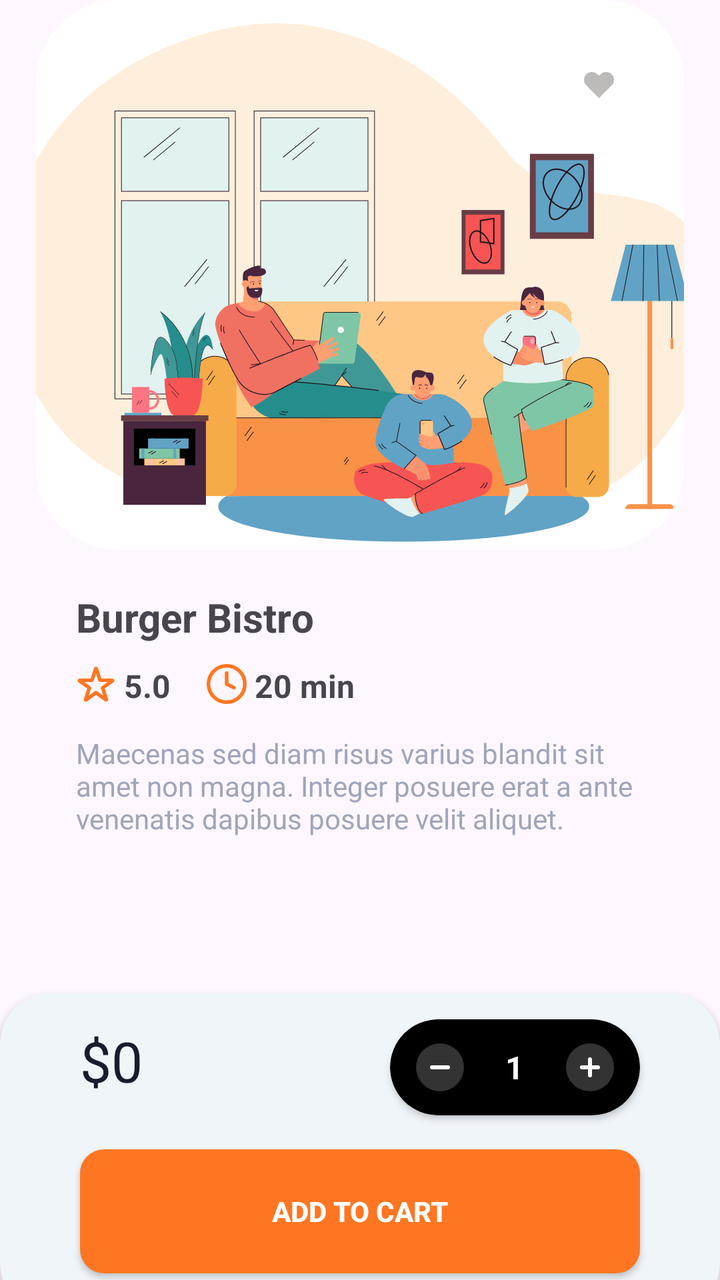
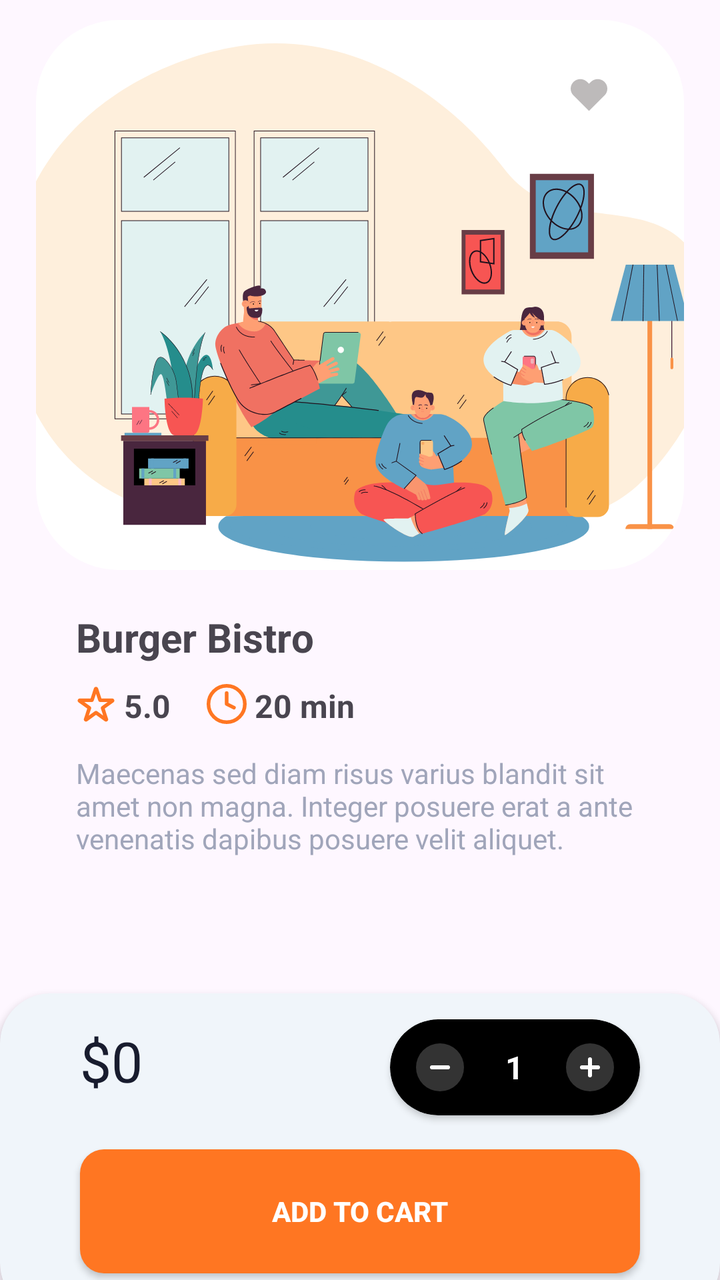

Before-and-after screenshots of an Android layout around one commit, followed by the original layout XML and the change that was made.
<!-- AndroidManifest.xml: application theme Theme.FastDelivery -->
<!-- res/layout/fragment_food_details__child.xml -->
<?xml version="1.0" encoding="utf-8"?>
<androidx.constraintlayout.widget.ConstraintLayout xmlns:android="http://schemas.android.com/apk/res/android"
    xmlns:tools="http://schemas.android.com/tools"
    android:layout_width="match_parent"
    android:layout_height="match_parent"
    xmlns:app="http://schemas.android.com/apk/res-auto"
    tools:context=".Fragments.FoodDetails_Child">


    <androidx.constraintlayout.widget.Guideline
        android:id="@+id/guidlineTop"
        android:layout_width="wrap_content"
        android:layout_height="wrap_content"
        android:orientation="horizontal"
        app:layout_constraintGuide_percent="0.05" />

    <androidx.constraintlayout.widget.Guideline
        android:layout_width="wrap_content"
        android:layout_height="wrap_content"
        android:id="@+id/guidlineStart"
        app:layout_constraintGuide_percent="0.05"
        android:orientation="vertical"/>
    <androidx.constraintlayout.widget.Guideline
        android:layout_width="wrap_content"
        android:layout_height="wrap_content"
        android:id="@+id/guidlineEnd"
        app:layout_constraintGuide_percent="0.95"
        android:orientation="vertical"
        />

    <ScrollView
        android:layout_width="0dp"
        android:layout_height="0dp"
        app:layout_constraintBottom_toTopOf="@id/cardviewfooddetail"
        app:layout_constraintEnd_toEndOf="@id/guidlineEnd"
        app:layout_constraintStart_toStartOf="@id/guidlineStart"
        app:layout_constraintTop_toTopOf="parent"
        android:scrollbars="none"
        android:overScrollMode="never">

        <androidx.constraintlayout.widget.ConstraintLayout
            android:layout_width="match_parent"
            android:layout_height="wrap_content">

            <com.google.android.material.imageview.ShapeableImageView
                android:id="@+id/image_food_detail"
                android:layout_width="0dp"
                android:layout_height="275dp"
                android:src="@drawable/introimage2"
                app:layout_constraintEnd_toEndOf="parent"
                app:layout_constraintStart_toStartOf="parent"
                app:layout_constraintTop_toTopOf="parent"
            android:theme="@style/ImageView.Corner"
                android:transitionName="image_food_transition"
                android:scaleType="centerCrop"/>
            <ImageButton
                android:layout_width="wrap_content"
                android:layout_height="wrap_content"
                app:layout_constraintEnd_toEndOf="parent"
                app:layout_constraintTop_toTopOf="parent"
                android:layout_marginTop="20dp"
                android:layout_marginEnd="20dp"
                android:src="@drawable/selectore_for_favoriteicon"
                android:background="@android:color/transparent"
                />

            <TextView
                android:id="@+id/name_food_details"
                android:layout_width="wrap_content"
                android:layout_height="wrap_content"
                android:layout_marginTop="20dp"
                android:text="Burger Bistro"
                app:layout_constraintStart_toStartOf="parent"
                android:textStyle="bold"
                android:textSize="20sp"
                android:layout_marginStart="20dp"
                app:layout_constraintTop_toBottomOf="@id/image_food_detail" />
            <ImageView
                android:id="@+id/startimage_food_detail"
                android:layout_width="20dp"
                android:layout_height="20dp"
                app:layout_constraintStart_toStartOf="parent"
                app:layout_constraintTop_toBottomOf="@id/name_food_details"
                android:layout_marginTop="10dp"
                android:src="@drawable/star_food"
                android:layout_marginStart="20dp"
                />
            <TextView
                android:id="@+id/star_text"
                android:layout_width="wrap_content"
                android:layout_height="wrap_content"
                app:layout_constraintTop_toBottomOf="@id/name_food_details"
                app:layout_constraintStart_toEndOf="@id/startimage_food_detail"
                android:text="5.0"
                android:layout_marginTop="10dp"
                android:layout_marginStart="4dp"
                android:textSize="16sp"
                android:textStyle="bold"
                />
            <ImageView
                android:id="@+id/foodclock"
                android:layout_width="20dp"
                android:layout_height="20dp"
                android:src="@drawable/clock_food"
                app:layout_constraintTop_toBottomOf="@id/name_food_details"
                app:layout_constraintStart_toEndOf="@id/star_text"
                android:layout_marginTop="10dp"
                android:layout_marginStart="18dp"
                />
            <TextView
                android:layout_width="wrap_content"
                android:layout_height="wrap_content"
                app:layout_constraintTop_toBottomOf="@id/name_food_details"
                app:layout_constraintStart_toEndOf="@id/foodclock"
                android:text="20 min"
                android:layout_marginTop="10dp"
                android:layout_marginStart="4dp"
                android:textSize="16sp"
                android:textStyle="bold"
                />
            <TextView
                android:id="@+id/discription_food_detail"
                android:layout_width="0dp"
                android:layout_height="wrap_content"
                app:layout_constraintEnd_toEndOf="parent"
                app:layout_constraintStart_toStartOf="parent"
                app:layout_constraintTop_toBottomOf="@id/startimage_food_detail"
                android:layout_marginStart="20dp"
                android:layout_marginTop="15dp"
                android:layout_marginEnd="20dp"
                android:textColor="#A0A5BA"
                android:text="Maecenas sed diam risus varius blandit sit amet non magna. Integer posuere erat a ante venenatis dapibus posuere velit aliquet."

                />

        </androidx.constraintlayout.widget.ConstraintLayout>

    </ScrollView>

<androidx.cardview.widget.CardView
    android:id="@+id/cardviewfooddetail"
    android:layout_width="0dp"
    android:layout_height="160dp"
    app:layout_constraintStart_toStartOf="parent"
    app:layout_constraintEnd_toEndOf="parent"
    app:layout_constraintBottom_toBottomOf="parent"
    app:cardCornerRadius="25dp"
    android:backgroundTint="#F0F5FA"
    android:layout_marginBottom="-17dp"
    >
<TextView
    android:id="@+id/totalprice_food_detail"
    android:layout_width="wrap_content"
    android:layout_height="wrap_content"
    android:textColor="#181C2E"
    android:text="$0"
    android:textSize="28sp"
    android:layout_marginStart="40dp"
    android:layout_marginTop="15dp"
    />

    <androidx.appcompat.widget.AppCompatButton
        android:id="@+id/addcart_btn"
        android:layout_width="match_parent"
        android:layout_height="62dp"
        android:layout_marginHorizontal="40dp"
        android:layout_gravity="bottom|center_horizontal"
        android:layout_marginBottom="20dp"
        android:background="@drawable/mainbuttonbackground"
        android:text="Add to cart"
        android:textColor="@color/white"
        android:textSize="14sp"
        android:textStyle="bold" />

    <androidx.cardview.widget.CardView
        android:layout_width="125dp"
        android:layout_height="48dp"
        app:cardCornerRadius="30dp"
        android:backgroundTint="@color/black"
        android:layout_gravity="end"
        android:layout_marginEnd="40dp"
        android:layout_marginTop="13dp"
        >

        <TextView
            android:id="@+id/quantitytext"
            android:layout_width="wrap_content"
            android:layout_height="wrap_content"
            android:layout_gravity="center"
            android:text="1"
            android:textColor="@color/white"
            android:textSize="16sp"
            android:textStyle="bold" />
        <ImageButton
            android:id="@+id/minus_btn"
            android:layout_width="wrap_content"
            android:layout_height="wrap_content"
            android:layout_gravity="center_vertical"
            android:layout_marginStart="13dp"
            android:src="@drawable/minus_btn_icon"
            android:background="@color/black"
            />
        <ImageButton
            android:id="@+id/plus_btn"
            android:layout_width="wrap_content"
            android:layout_height="wrap_content"
            android:layout_gravity="center_vertical|end"
            android:layout_marginEnd="13dp"
            android:src="@drawable/plus_btn_icon"
            android:background="@color/black"
            />

    </androidx.cardview.widget.CardView>

</androidx.cardview.widget.CardView>

</androidx.constraintlayout.widget.ConstraintLayout>
<!-- resources referenced by this layout -->
<resources>
  <color name="black">#FF000000</color>
  <color name="white">#FFFFFFFF</color>
  <!-- drawable mainbuttonbackground (drawable) -->
  <?xml version="1.0" encoding="utf-8"?>
  <shape xmlns:android="http://schemas.android.com/apk/res/android">
      <corners  android:radius="12dp"/>
      <solid android:color="#FF7622"/>
  </shape>
  <!-- drawable selectore_for_favoriteicon (drawable) -->
  <?xml version="1.0" encoding="utf-8"?>
  <selector xmlns:android="http://schemas.android.com/apk/res/android">
      <item android:drawable="@drawable/favorite_btn_icon" android:state_selected="true"/>
      <item android:drawable="@drawable/favorite_btn_icon_notchecked" android:state_selected="false"/>
  </selector>
  <style name="ImageView.Corner" parent="">
          <item name="cornerSize">15%</item>
      </style>
  <style name="Theme.FastDelivery" parent="Base.Theme.FastDelivery" />
  <!-- drawable favorite_btn_icon (drawable) -->
  <vector xmlns:android="http://schemas.android.com/apk/res/android"
      android:width="45dp"
      android:height="45dp"
      android:viewportWidth="45"
      android:viewportHeight="45">
    <path
        android:pathData="M22.5,22.5m-22.5,0a22.5,22.5 0,1 1,45 0a22.5,22.5 0,1 1,-45 0"
        android:fillColor="#ffffff"/>
    <path
        android:pathData="M28.843,17.149C28.477,16.785 28.042,16.496 27.563,16.299C27.084,16.101 26.57,16 26.052,16C25.534,16 25.02,16.101 24.541,16.299C24.062,16.496 23.627,16.785 23.26,17.149L22.5,17.905L21.739,17.149C20.999,16.414 19.995,16 18.948,16C17.901,16 16.897,16.414 16.156,17.149C15.416,17.885 15,18.883 15,19.923C15,20.963 15.416,21.961 16.156,22.697L16.917,23.453L22.5,29L28.083,23.453L28.843,22.697C29.21,22.333 29.501,21.9 29.699,21.424C29.898,20.948 30,20.438 30,19.923C30,19.408 29.898,18.898 29.699,18.422C29.501,17.946 29.21,17.514 28.843,17.149Z"
        android:fillColor="#FF8400"/>
  </vector>
  <!-- drawable favorite_btn_icon_notchecked (drawable) -->
  <vector xmlns:android="http://schemas.android.com/apk/res/android"
      android:width="45dp"
      android:height="45dp"
      android:viewportWidth="45"
      android:viewportHeight="45">
      <path
          android:pathData="M22.5,22.5m-22.5,0a22.5,22.5 0,1 1,45 0a22.5,22.5 0,1 1,-45 0"
          android:fillColor="#ffffff"/>
      <path
          android:pathData="M28.843,17.149C28.477,16.785 28.042,16.496 27.563,16.299C27.084,16.101 26.57,16 26.052,16C25.534,16 25.02,16.101 24.541,16.299C24.062,16.496 23.627,16.785 23.26,17.149L22.5,17.905L21.739,17.149C20.999,16.414 19.995,16 18.948,16C17.901,16 16.897,16.414 16.156,17.149C15.416,17.885 15,18.883 15,19.923C15,20.963 15.416,21.961 16.156,22.697L16.917,23.453L22.5,29L28.083,23.453L28.843,22.697C29.21,22.333 29.501,21.9 29.699,21.424C29.898,20.948 30,20.438 30,19.923C30,19.408 29.898,18.898 29.699,18.422C29.501,17.946 29.21,17.514 28.843,17.149Z"
          android:fillColor="#BDBABA"/>
  </vector>
  <style name="Base.Theme.FastDelivery" parent="Theme.Material3.Light.NoActionBar">
  
          <item name="colorPrimary">@color/white</item>
          <item name="android:windowActivityTransitions">true</item>
          <item name="android:windowEnterTransition">@transition/explode</item>
          <item name="android:windowExitTransition">@transition/explode</item>
          <item name="android:windowSharedElementEnterTransition">
              @transition/signuptransition
          </item>
          <item name="android:windowSharedElementExitTransition">
              @transition/signuptransition
          </item>
      </style>
  <!-- unchanged entries left out for length: 5 -->
</resources>

<!-- the commit's change to res/layout/fragment_food_details__child.xml (unified diff, before → after) -->
@@ -50,17 +50,19 @@
                 app:layout_constraintEnd_toEndOf="parent"
                 app:layout_constraintStart_toStartOf="parent"
                 app:layout_constraintTop_toTopOf="parent"
+                android:layout_marginTop="10dp"
             android:theme="@style/ImageView.Corner"
                 android:transitionName="image_food_transition"
                 android:scaleType="centerCrop"/>
             <ImageButton
+                android:id="@+id/favorite_btn"
                 android:layout_width="wrap_content"
                 android:layout_height="wrap_content"
                 app:layout_constraintEnd_toEndOf="parent"
                 app:layout_constraintTop_toTopOf="parent"
                 android:layout_marginTop="20dp"
                 android:layout_marginEnd="20dp"
-                android:src="@drawable/selectore_for_favoriteicon"
+                android:src="@drawable/favorite_btn_icon_notchecked"
                 android:background="@android:color/transparent"
                 />
 
<!-- resource entries referenced after the edit -->
@@ -8,33 +8,14 @@
       <corners  android:radius="12dp"/>
       <solid android:color="#FF7622"/>
   </shape>
-  <!-- drawable selectore_for_favoriteicon (drawable) -->
-  <?xml version="1.0" encoding="utf-8"?>
-  <selector xmlns:android="http://schemas.android.com/apk/res/android">
-      <item android:drawable="@drawable/favorite_btn_icon" android:state_selected="true"/>
-      <item android:drawable="@drawable/favorite_btn_icon_notchecked" android:state_selected="false"/>
-  </selector>
   <style name="ImageView.Corner" parent="">
           <item name="cornerSize">15%</item>
       </style>
   <style name="Theme.FastDelivery" parent="Base.Theme.FastDelivery" />
-  <!-- drawable favorite_btn_icon (drawable) -->
-  <vector xmlns:android="http://schemas.android.com/apk/res/android"
-      android:width="45dp"
-      android:height="45dp"
-      android:viewportWidth="45"
-      android:viewportHeight="45">
-    <path
-        android:pathData="M22.5,22.5m-22.5,0a22.5,22.5 0,1 1,45 0a22.5,22.5 0,1 1,-45 0"
-        android:fillColor="#ffffff"/>
-    <path
-        android:pathData="M28.843,17.149C28.477,16.785 28.042,16.496 27.563,16.299C27.084,16.101 26.57,16 26.052,16C25.534,16 25.02,16.101 24.541,16.299C24.062,16.496 23.627,16.785 23.26,17.149L22.5,17.905L21.739,17.149C20.999,16.414 19.995,16 18.948,16C17.901,16 16.897,16.414 16.156,17.149C15.416,17.885 15,18.883 15,19.923C15,20.963 15.416,21.961 16.156,22.697L16.917,23.453L22.5,29L28.083,23.453L28.843,22.697C29.21,22.333 29.501,21.9 29.699,21.424C29.898,20.948 30,20.438 30,19.923C30,19.408 29.898,18.898 29.699,18.422C29.501,17.946 29.21,17.514 28.843,17.149Z"
-        android:fillColor="#FF8400"/>
-  </vector>
   <!-- drawable favorite_btn_icon_notchecked (drawable) -->
   <vector xmlns:android="http://schemas.android.com/apk/res/android"
-      android:width="45dp"
-      android:height="45dp"
+      android:width="55dp"
+      android:height="55dp"
       android:viewportWidth="45"
       android:viewportHeight="45">
       <path
